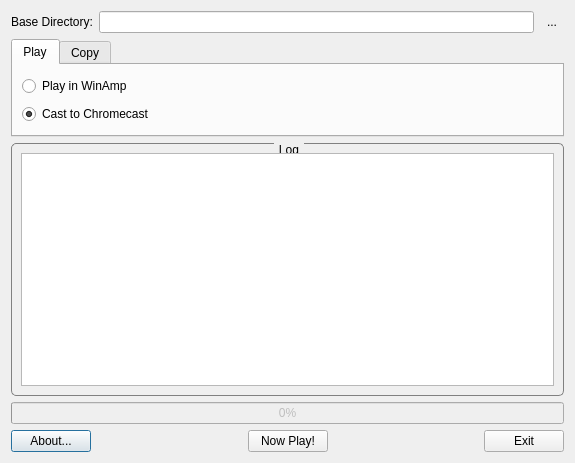
Old version of the form NowPlayDialog.ui in the repository FelixdelasPozas/Now-Play.
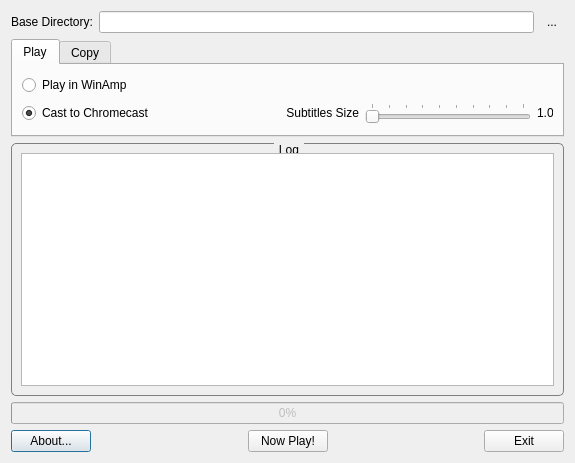
New version of the form. The open tabs and pages were chosen to show the change. Icons and pictures are not drawn.

Commit message: Working casting with subtitles. Subtitle value UI.

Diff of the .ui file:
```diff
--- a/NowPlayDialog.ui
+++ b/NowPlayDialog.ui
@@ -79,13 +79,25 @@
       </attribute>
       <layout class="QVBoxLayout" name="verticalLayout_3">
        <item>
+        <layout class="QGridLayout" name="gridLayout" columnstretch="1,1,1,0">
+         <item row="0" column="0">
         <widget class="QRadioButton" name="m_winamp">
          <property name="text">
           <string>Play in WinAmp</string>
          </property>
         </widget>
        </item>
-       <item>
+         <item row="1" column="1">
+          <widget class="QLabel" name="label_4">
+           <property name="text">
+            <string>Subtitles Size</string>
+           </property>
+           <property name="alignment">
+            <set>Qt::AlignRight|Qt::AlignTrailing|Qt::AlignVCenter</set>
+           </property>
+          </widget>
+         </item>
+         <item row="1" column="0">
         <widget class="QRadioButton" name="m_castnow">
          <property name="text">
           <string>Cast to Chromecast</string>
@@ -94,6 +106,52 @@
           <bool>true</bool>
          </property>
         </widget>
+         </item>
+         <item row="1" column="3">
+          <widget class="QLabel" name="m_subtitleSizeLabel">
+           <property name="minimumSize">
+            <size>
+             <width>16</width>
+             <height>24</height>
+            </size>
+           </property>
+           <property name="maximumSize">
+            <size>
+             <width>16</width>
+             <height>24</height>
+            </size>
+           </property>
+           <property name="text">
+            <string>1.0</string>
+           </property>
+          </widget>
+         </item>
+         <item row="1" column="2">
+          <widget class="QSlider" name="m_subtitleSizeSlider">
+           <property name="minimum">
+            <number>10</number>
+           </property>
+           <property name="maximum">
+            <number>19</number>
+           </property>
+           <property name="singleStep">
+            <number>1</number>
+           </property>
+           <property name="pageStep">
+            <number>1</number>
+           </property>
+           <property name="orientation">
+            <enum>Qt::Horizontal</enum>
+           </property>
+           <property name="tickPosition">
+            <enum>QSlider::TicksAbove</enum>
+           </property>
+           <property name="tickInterval">
+            <number>1</number>
+           </property>
+          </widget>
+         </item>
+        </layout>
        </item>
       </layout>
      </widget>
```
Left out of the diff: 2 changed lines with no effect on the pictures. Lines whose indentation alone changed are shown as unchanged. The commit also changes 4 other files.
